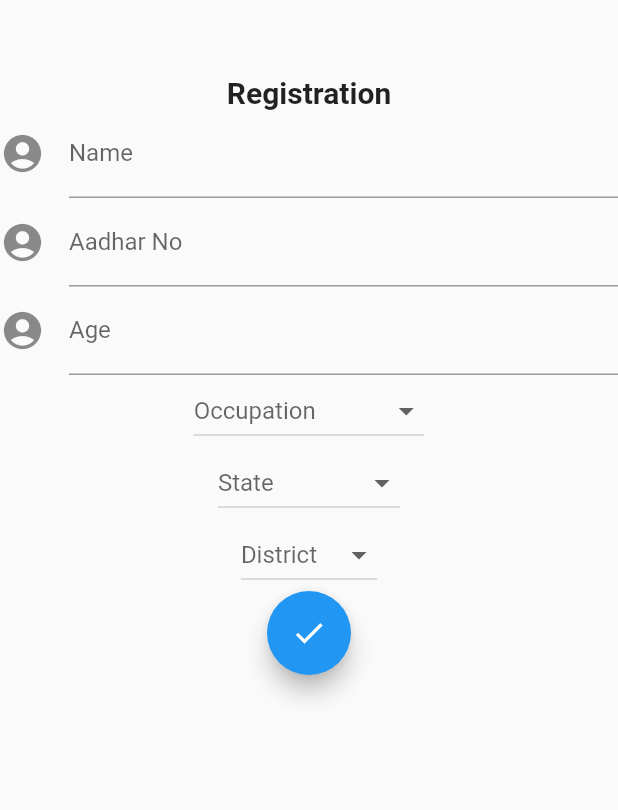
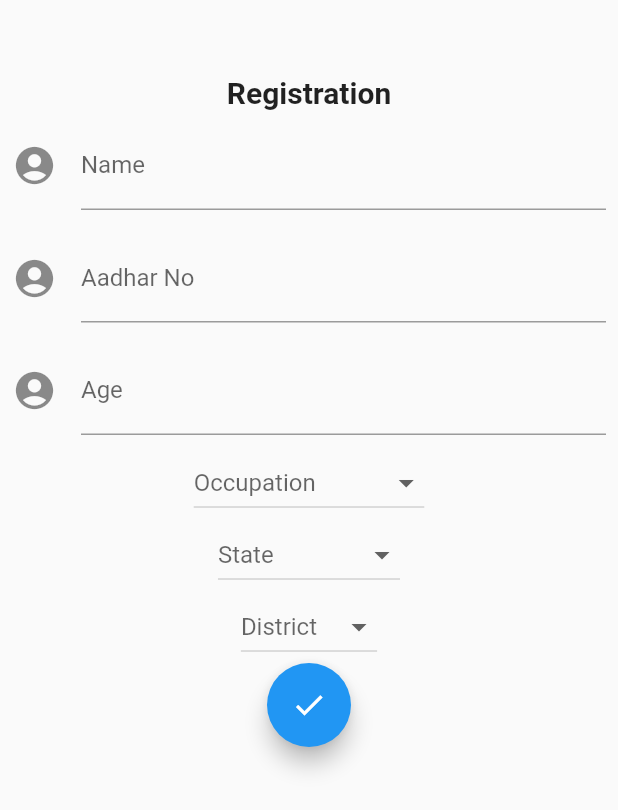
Before and after one commit to nabin-nath/Vaccine-Distribution-System, a Flutter app: the screen it shows after launch, on a phone screen of 412 x 824 dp. Shown: the top 810 px of the screen. Run offline on Flutter 3.47's test engine with Material 2 defaults, Android fonts, the phone set to English and light mode, and no system bars.

```diff
--- a/lib/register.dart
+++ b/lib/register.dart
@@ -53,7 +53,9 @@ class _RegisterState extends State<Register> {
               "Registration",
               style: TextStyle(fontSize: 20, fontWeight: FontWeight.bold),
             ),
-            TextFormField(
+            Padding(
+              padding: const EdgeInsets.all(8.0),
+              child: TextFormField(
                 validator: (String value) {
                   if (value.isEmpty) {
                     return "Name cant be empty";
@@ -70,7 +72,10 @@ class _RegisterState extends State<Register> {
                   hintText: "Enter your name",
                 ),
               ),
-            TextFormField(
+            ),
+            Padding(
+              padding: const EdgeInsets.all(8.0),
+              child: TextFormField(
                 keyboardType: TextInputType.number,
                 validator: (String value) {
                   if (value.isEmpty) {
@@ -93,7 +98,10 @@ class _RegisterState extends State<Register> {
                   hintText: "Enter your Aadhar no",
                 ),
               ),
-            TextFormField(
+            ),
+            Padding(
+              padding: const EdgeInsets.all(8.0),
+              child: TextFormField(
                 keyboardType: TextInputType.number,
                 validator: (String value) {
                   if (value.isEmpty) {
@@ -109,6 +117,7 @@ class _RegisterState extends State<Register> {
                     size: 30,
                   ),
                   hintText: "Enter your Age",
+                ),
               ),
             ),
             new DropdownButton<String>(
```
Lines whose indentation alone changed are shown as unchanged.
